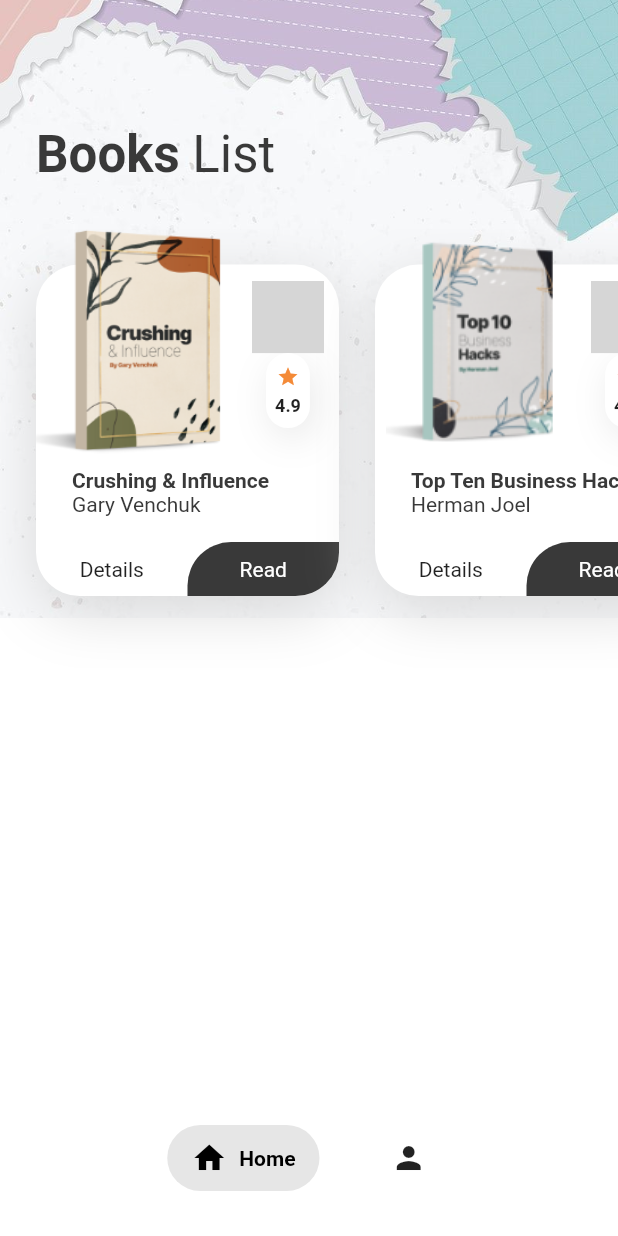
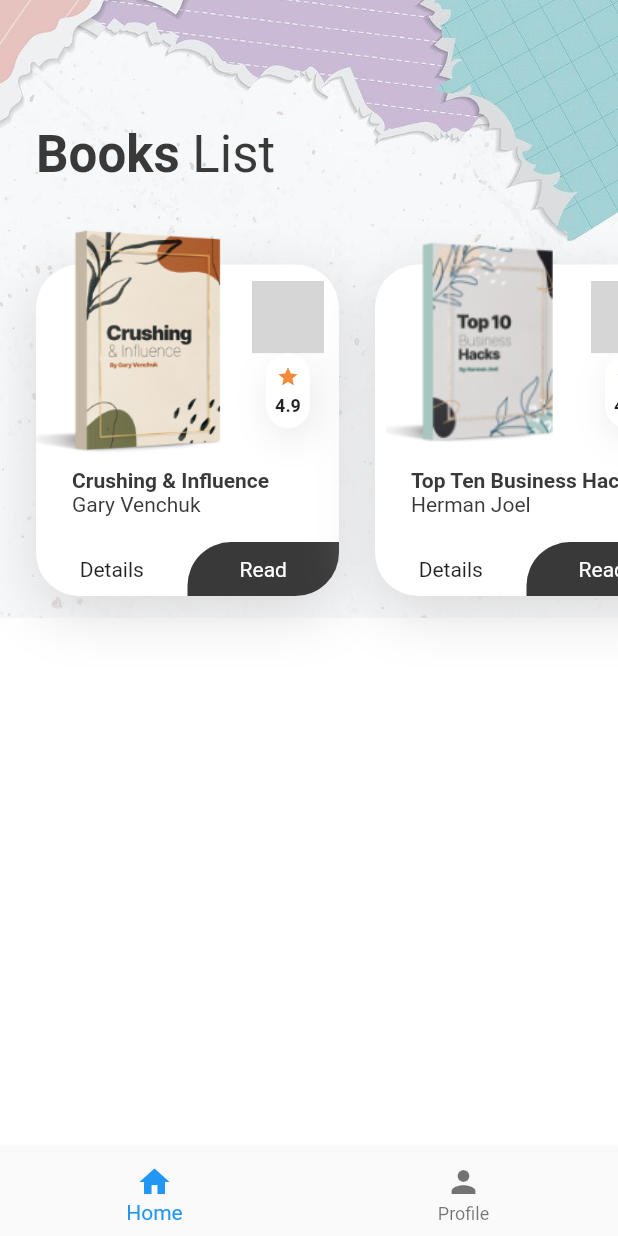
Before and after one commit to nailanabilaaaaaa/Aplikasi_Ebook, a Flutter app: the HomeScreen screen opened directly, on a phone screen of 412 x 824 dp. Run offline on Flutter 3.47's test engine with Material 2 defaults, Android fonts, the phone set to English and light mode, and no system bars; drawn by our look-alikes of salomon_bottom_bar; our stand-ins replace flutter_svg; missing offline and left inert: favorite_button; grey boxes are pictures that could not be loaded.

Commit message:
Edit HomeScreen

```diff
--- a/lib/screens/home_screen.dart
+++ b/lib/screens/home_screen.dart
@@ -1,16 +1,23 @@
-// ignore_for_file: prefer_const_constructors, prefer_const_literals_to_create_immutables, sized_box_for_whitespace
+// ignore_for_file: prefer_const_constructors, prefer_const_literals_to_create_immutables, sized_box_for_whitespace, deprecated_member_use
 
 import 'package:ebook_app/screens/User/user_screen.dart';
 import 'package:ebook_app/screens/details_screen.dart';
 import 'package:ebook_app/widgets/book_rating.dart';
 import 'package:ebook_app/widgets/reading_card_list.dart';
 import 'package:ebook_app/widgets/two_side_rounded_button.dart';
+import 'package:ebook_app/widgets/coustom_bottom_nav_bar.dart';
 import 'package:flutter/material.dart';
 import 'package:ebook_app/consttans.dart';
 import 'package:salomon_bottom_bar/salomon_bottom_bar.dart';
 
+import '../enums.dart';
+
 class HomeScreen extends StatefulWidget {
-  const HomeScreen({Key? key}) : super(key: key);
+  static String routeName = "/home";
+
+  const HomeScreen({
+    Key? key
+  }) : super(key: key);
 
   @override
   State<HomeScreen> createState() => _HomeScreenState();
@@ -19,8 +26,12 @@ class HomeScreen extends StatefulWidget {
 class _HomeScreenState extends State<HomeScreen> {
   int _currentIndex = 0;
 
+
+  var icon;
+
   @override
   Widget build(BuildContext context) {
+
     var size = MediaQuery.of(context).size;
     return Scaffold(
       body: SingleChildScrollView(
@@ -99,27 +110,40 @@ class _HomeScreenState extends State<HomeScreen> {
           ],
         ),
       ),
-      bottomNavigationBar: SalomonBottomBar(
+      bottomNavigationBar: BottomNavigationBar(
         currentIndex: _currentIndex,
-        margin: EdgeInsets.only(bottom: 30, left: 80, right: 80, top: 10),
-        onTap: (i) {
+        type: BottomNavigationBarType.fixed,
+        items: [
+          BottomNavigationBarItem(
+            icon: Icon(Icons.home),
+            title: Text('Home'),
+
+          ),
+          BottomNavigationBarItem(
+            icon: Icon(Icons.person),
+            title: Text('Profile'),
+          ),
+        ],
+        onTap: (value) {
+          print(value);
           setState(() {
-            _currentIndex = i;
+            _currentIndex = value;
           });
         },
-        items: [
-          SalomonBottomBarItem(
-              icon: Icon(Icons.home),
-              title: Text("Home"),
-              selectedColor: Colors.black,
-              ),
-          SalomonBottomBarItem(
-            icon: Icon(Icons.person),
-            title: Text("Profile"),
-            selectedColor: Colors.black,
-          )
-        ],
       ),
     );
   }
+  Widget body() {
+      switch (_currentIndex) {
+        case 0:
+          return HomeScreen();
+          break;
+        case 1:
+          return UserScreen();
+          break;
+
+        default:
+          return HomeScreen();
+      }
+    }
 }
```
